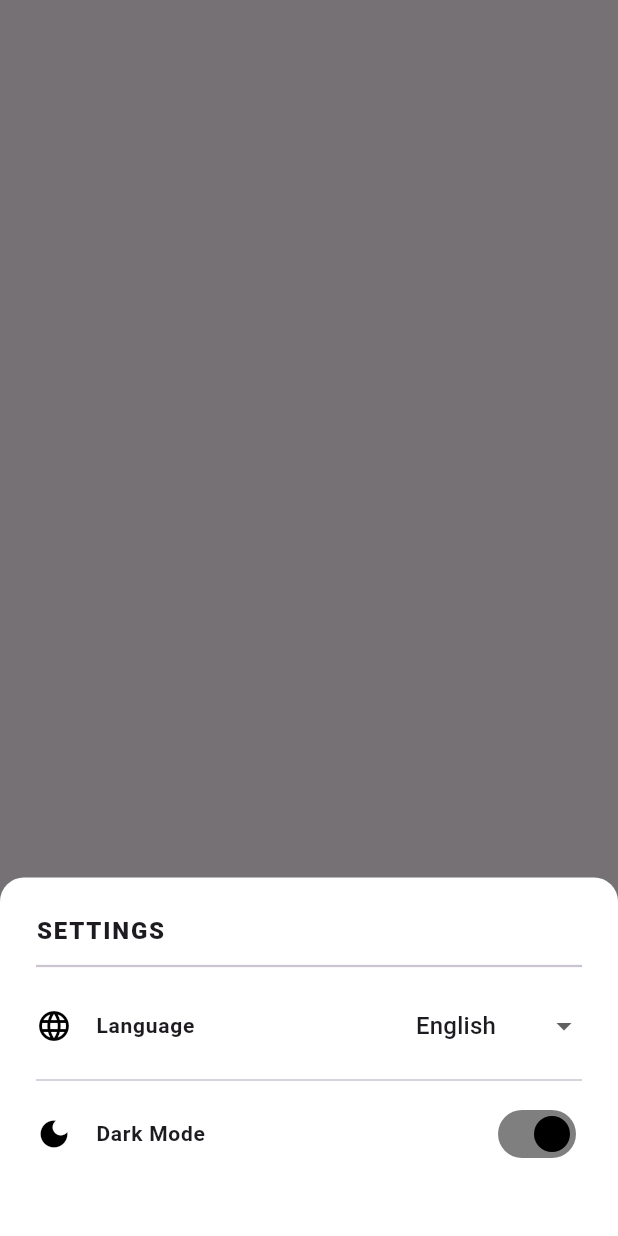
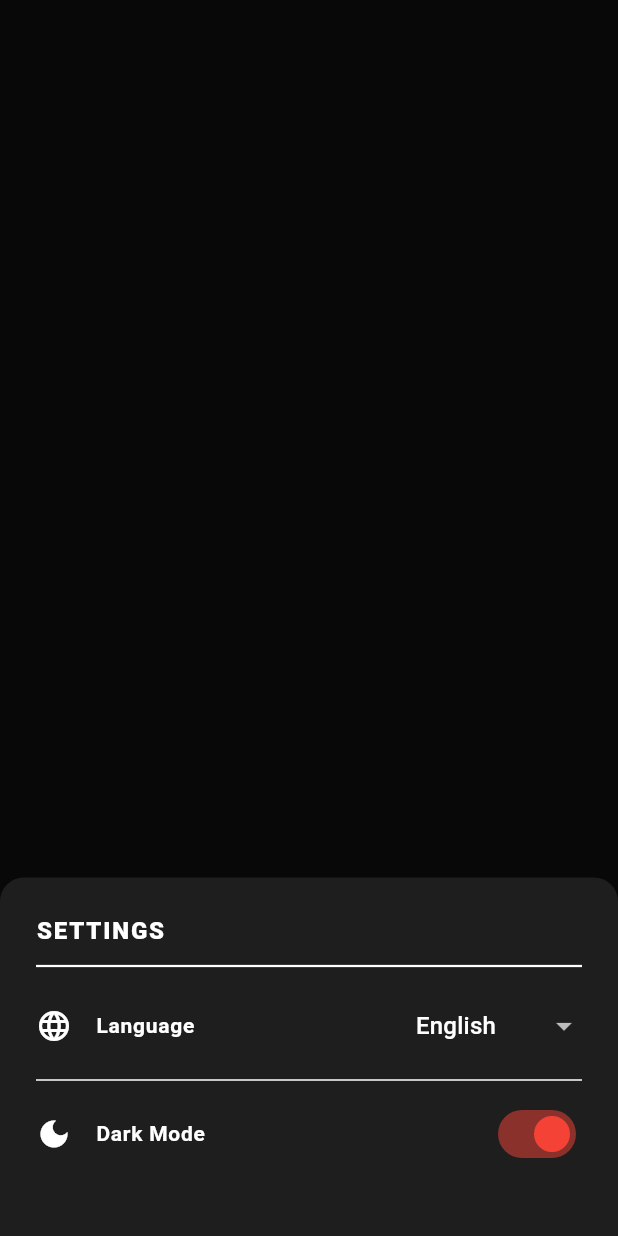
Before and after one commit to thanhvuu/flutter_bloc, a Flutter app: what show() shows on an empty page, opened directly with empty values, after a tap on "Dark Mode", on a phone screen of 412 x 824 dp. Run offline on Flutter 3.47's test engine with Material 3 defaults, Android fonts, the phone set to English and light mode, and no system bars; our stand-ins replace bloc, bloc_concurrency, cached_network_image, cloud_firestore, connectivity_plus, diacritic and 13 more; missing offline and left inert: flutter_stripe; accounts and stored records are empty; generated files the repository leaves out were written again; network calls fail.

Commit message:
dark_mode

```diff
--- /dev/null
+++ b/lib/core/blocs/theme/cubit/theme_cubit.dart
@@ -0,0 +1,23 @@
+import 'package:flutter/material.dart';
+import 'package:flutter_bloc/flutter_bloc.dart';
+import 'package:bloc_app_demo/domain/repositories/theme_repository.dart';
+
+class ThemeCubit extends Cubit<ThemeMode> {
+  final ThemeRepository themeRepository;
+
+  ThemeCubit({required this.themeRepository}) : super(ThemeMode.system) {
+    loadTheme();
+  }
+
+  // Đọc theme đã lưu
+  Future<void> loadTheme() async {
+    final themeMode = await themeRepository.getCachedThemeMode();
+    emit(themeMode);
+  }
+
+  // Đổi sang theme mới
+  Future<void> changeTheme(ThemeMode themeMode) async {
+    await themeRepository.cacheThemeMode(themeMode);
+    emit(themeMode);
+  }
+}
--- a/lib/core/di/injection.dart
+++ b/lib/core/di/injection.dart
@@ -18,6 +18,8 @@ import 'package:bloc_app_demo/data/data_sources/implements/product_remote_data_s
 import 'package:bloc_app_demo/data/data_sources/implements/product_local_data_source_impl.dart';
 import 'package:bloc_app_demo/data/data_sources/implements/cart_local_data_source_impl.dart';
 import 'package:bloc_app_demo/data/data_sources/implements/order_remote_data_source_impl.dart';
+import 'package:bloc_app_demo/data/data_sources/implements/theme_local_data_source_impl.dart';
+import 'package:bloc_app_demo/data/repositories/theme_repository_impl.dart';
 
 class Injection {
   late final ProductRepositoryImpl productRepository;
@@ -27,6 +29,7 @@ class Injection {
   late final NetworkRepositoryImpl networkRepository;
   late final PaymentRepositoryImpl paymentRepository;
   late final LocationRepositoryImpl locationRepository;
+  late final ThemeRepositoryImpl themeRepository;
 
   Future<void> init() async {
     // Hive
@@ -53,6 +56,7 @@ class Injection {
     final cartLocalDataSource = CartLocalDataSourceImpl(cartDao: CartDao());
     final orderRemoteDataSource = OrderRemoteDataSourceImpl(restClient: restClient);
     final locationNativeDataSource = LocationNativeDataSourceImpl();
+    final themeLocalDataSource = ThemeLocalDataSourceImpl();
 
     // Repository
     productRepository = ProductRepositoryImpl(
@@ -69,5 +73,6 @@ class Injection {
         OrderRepositoryImpl(remoteDataSource: orderRemoteDataSource);
     locationRepository =
         LocationRepositoryImpl(nativeDataSource: locationNativeDataSource);
+    themeRepository = ThemeRepositoryImpl(localDataSource: themeLocalDataSource);
   }
 }
--- /dev/null
+++ b/lib/core/theme/app_theme.dart
@@ -0,0 +1,35 @@
+import 'package:flutter/material.dart';
+
+class AppTheme{
+  static final ThemeData lightTheme = ThemeData(
+    brightness: Brightness.light,
+    scaffoldBackgroundColor: Colors.white,
+    primaryColor: Colors.red,
+    cardColor: const Color(0xFFF5F5F5),
+    appBarTheme: const AppBarTheme(
+      backgroundColor: Colors.white,
+      foregroundColor: Colors.black,
+      elevation: 0,
+    ),
+    colorScheme: const ColorScheme.light(
+      primary: Colors.red,
+      surface: Colors.white,
+    ),
+  );
+
+  static final ThemeData darkTheme = ThemeData(
+    brightness: Brightness.dark,
+    scaffoldBackgroundColor: const Color(0xFF121212),
+    primaryColor: Colors.red,
+    cardColor: const Color(0xFF1E1E1E),
+    appBarTheme: const AppBarTheme(
+      backgroundColor: Color(0xFF121212),
+      foregroundColor: Colors.white,
+      elevation: 0,
+    ),
+    colorScheme: const ColorScheme.dark(
+      primary: Colors.red,
+      surface: Color(0xFF1E1E1E),
+    )
+  );
+}
--- /dev/null
+++ b/lib/data/data_sources/implements/theme_local_data_source_impl.dart
@@ -0,0 +1,19 @@
+import 'package:hive_flutter/hive_flutter.dart';
+import 'package:bloc_app_demo/data/data_sources/interfaces/theme_local_data_source.dart';
+
+class ThemeLocalDataSourceImpl implements ThemeLocalDataSource{
+  static const String _themeBoxName = 'setting_box';
+  static const String _themeKey = 'current_theme_mode';
+
+  @override
+  Future<String> getCachedThemeString() async{
+    final box = await Hive.openBox(_themeBoxName);
+    return box.get(_themeKey, defaultValue: 'system');
+  }
+
+  @override
+  Future<void> cacheThemeString(String themeString) async {
+    final box = await Hive.openBox(_themeBoxName);
+    return box.put(_themeKey, themeString);
+  }
+}
--- /dev/null
+++ b/lib/data/data_sources/interfaces/theme_local_data_source.dart
@@ -0,0 +1,4 @@
+abstract class ThemeLocalDataSource {
+  Future<String> getCachedThemeString();
+  Future<void> cacheThemeString(String themeString);
+}
--- /dev/null
+++ b/lib/data/repositories/theme_repository_impl.dart
@@ -0,0 +1,31 @@
+import 'package:flutter/material.dart';
+import 'package:bloc_app_demo/domain/repositories/theme_repository.dart';
+import 'package:bloc_app_demo/data/data_sources/interfaces/theme_local_data_source.dart';
+
+class ThemeRepositoryImpl implements ThemeRepository {
+  final ThemeLocalDataSource localDataSource;
+
+  ThemeRepositoryImpl({required this.localDataSource});
+
+  @override
+  Future<ThemeMode> getCachedThemeMode() async {
+    final themeString = await localDataSource.getCachedThemeString();
+    switch (themeString) {
+      case 'dark':
+        return ThemeMode.dark;
+      case 'light':
+        return ThemeMode.light;
+      default:
+        return ThemeMode.system;
+    }
+  }
+
+  @override
+  Future<void> cacheThemeMode(ThemeMode themeMode) async {
+    String themeString = 'system';
+    if (themeMode == ThemeMode.dark) themeString = 'dark';
+    if (themeMode == ThemeMode.light) themeString = 'light';
+
+    await localDataSource.cacheThemeString(themeString);
+  }
+}
--- /dev/null
+++ b/lib/domain/repositories/theme_repository.dart
@@ -0,0 +1,6 @@
+import 'package:flutter/material.dart';
+
+abstract class ThemeRepository {
+  Future<ThemeMode> getCachedThemeMode();
+  Future<void> cacheThemeMode(ThemeMode themeMode);
+}
--- a/lib/features/auth/view/widgets/settings_modal.dart
+++ b/lib/features/auth/view/widgets/settings_modal.dart
@@ -1,5 +1,7 @@
 import 'package:flutter/material.dart';
+import 'package:flutter_bloc/flutter_bloc.dart';
 import 'package:easy_localization/easy_localization.dart';
+import 'package:bloc_app_demo/core/blocs/theme/cubit/theme_cubit.dart';
 
 class SettingsModal extends StatefulWidget {
   final bool isDarkMode;
@@ -18,7 +20,6 @@ class SettingsModal extends StatefulWidget {
   }) {
     showModalBottomSheet(
       context: context,
-      backgroundColor: Colors.white,
       shape: const RoundedRectangleBorder(
         borderRadius: BorderRadius.vertical(top: Radius.circular(16)),
       ),
@@ -58,7 +59,7 @@ class _SettingsModalState extends State<SettingsModal> {
           const Divider(thickness: 1.5, height: 24),
           ListTile(
             contentPadding: EdgeInsets.zero,
-            leading: const Icon(Icons.language, color: Colors.black),
+            leading: const Icon(Icons.language),
             title: Text('settings.language'.tr(), style: const TextStyle(fontWeight: FontWeight.bold, fontSize: 14)),
             trailing: DropdownButton<String>(
               value: context.locale.languageCode,
@@ -78,14 +79,15 @@ class _SettingsModalState extends State<SettingsModal> {
           const Divider(),
           SwitchListTile(
             contentPadding: EdgeInsets.zero,
-            secondary: Icon(_isDarkMode ? Icons.dark_mode : Icons.light_mode, color: Colors.black),
+            secondary: Icon(_isDarkMode ? Icons.dark_mode : Icons.light_mode),
             title: Text('settings.dark_mode'.tr(), style: const TextStyle(fontWeight: FontWeight.bold, fontSize: 14)),
             value: _isDarkMode,
-            activeColor: Colors.black,
+            activeColor: Colors.red,
             onChanged: (val) {
               setState(() {
                 _isDarkMode = val;
               });
+              context.read<ThemeCubit>().changeTheme(val ? ThemeMode.dark : ThemeMode.light);
               widget.onDarkModeChanged(val);
             },
           ),
--- a/lib/features/home/views/home_screen.dart
+++ b/lib/features/home/views/home_screen.dart
@@ -14,14 +14,14 @@ class HomeScreen extends StatelessWidget {
     context.locale;
 
     return Scaffold(
-      backgroundColor: Colors.black,
+      backgroundColor: Colors.white,
       appBar: AppBar(
-        backgroundColor: Colors.black,
+        backgroundColor: Colors.white,
         elevation: 0,
         centerTitle: true,
         title: const Text(
           'ELITE ATHLETE',
-          style: TextStyle(color: Colors.white, fontWeight: FontWeight.bold),
+          style: TextStyle(color: Colors.black, fontWeight: FontWeight.bold),
         ),
       ),
       body: SingleChildScrollView(
--- a/lib/features/home/views/widgets/category_bar.dart
+++ b/lib/features/home/views/widgets/category_bar.dart
@@ -62,7 +62,7 @@ class CategoryBar extends StatelessWidget {
                     child: Text(
                       displayName,
                       style: TextStyle(
-                        color: isSelected ? Colors.white : Colors.grey,
+                        color: isSelected ? Colors.white : Colors.black,
                         fontWeight: FontWeight.bold,
                         fontSize: 14,
                       ),
--- a/lib/main.dart
+++ b/lib/main.dart
@@ -16,6 +16,8 @@ import 'package:bloc_app_demo/features/network/view/no_network_screen.dart';
 import 'package:bloc_app_demo/features/payment/bloc/payment_bloc.dart';
 import 'package:bloc_app_demo/core/blocs/location/cubit/location_cubit.dart';
 import 'package:bloc_app_demo/core/utils/app_bloc_observe.dart';
+import 'package:bloc_app_demo/core/blocs/theme/cubit/theme_cubit.dart';
+import 'package:bloc_app_demo/core/theme/app_theme.dart';
 
 void main() async {
   WidgetsFlutterBinding.ensureInitialized();
@@ -71,15 +73,19 @@ class MyApp extends StatelessWidget {
         BlocProvider(
           create: (context) => LocationCubit(repository: injection.locationRepository),
         ),
+        BlocProvider<ThemeCubit>(
+          create: (context) => ThemeCubit(themeRepository: injection.themeRepository),
+        ),
       ],
-      child: MaterialApp.router(
-
+      child: BlocBuilder<ThemeCubit, ThemeMode>(
+        builder: (context, themeMode) {
+          return MaterialApp.router(
+            theme: AppTheme.lightTheme,
+            darkTheme: AppTheme.darkTheme,
+            themeMode: themeMode,
             localizationsDelegates: context.localizationDelegates,
             supportedLocales: context.supportedLocales,
             locale: context.locale,
-
-
-
             title: 'BLoC App Demo',
             scrollBehavior: const MaterialScrollBehavior().copyWith(
               dragDevices: {
@@ -90,7 +96,6 @@ class MyApp extends StatelessWidget {
               },
             ),
             routerConfig: AppRouter.router,
-
             builder: (context, child) {
               return BlocBuilder<NetworkBloc, NetworkState>(
                 builder: (context, state) {
@@ -104,6 +109,8 @@ class MyApp extends StatelessWidget {
                 },
               );
             },
+          );
+        },
       ),
     );
   }
--- a/pubspec.yaml
+++ b/pubspec.yaml
@@ -58,6 +58,7 @@ dependencies:
   sentry_flutter: ^8.12.0
   diacritic: ^0.1.6
   package_info_plus: 8.1.2
+  cached_network_image: ^3.3.1
 
 dev_dependencies:
   flutter_test:
```
Also changed, not shown: lib/core/widgets/product_card.dart (+16 -10 lines), lib/features/auth/view/dashboard_view.dart (+11 -7 lines), lib/features/product/views/widgets/product_image.dart (+11 -7 lines), pubspec.lock, 1 other file. Lines whose indentation alone changed are shown as unchanged.
